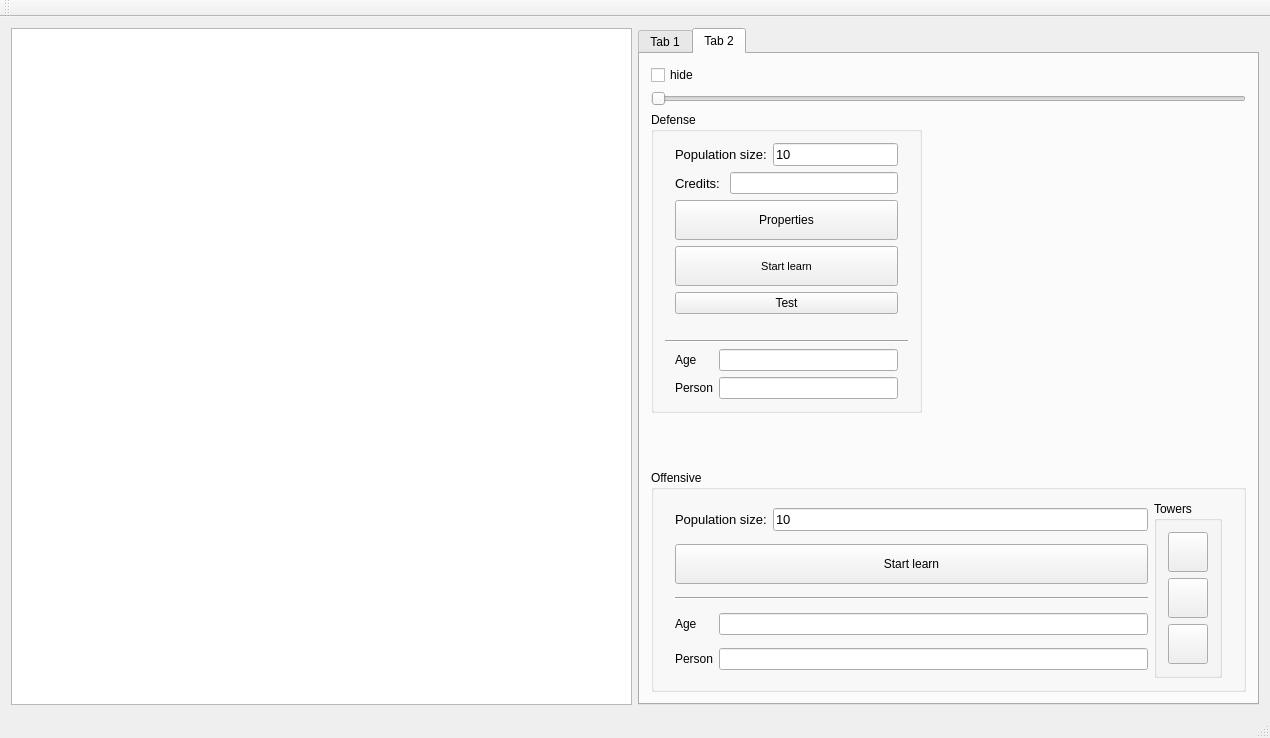
Above: mainwindow.ui from pierok/StarWarsTD before the change. Below: the same form after it.
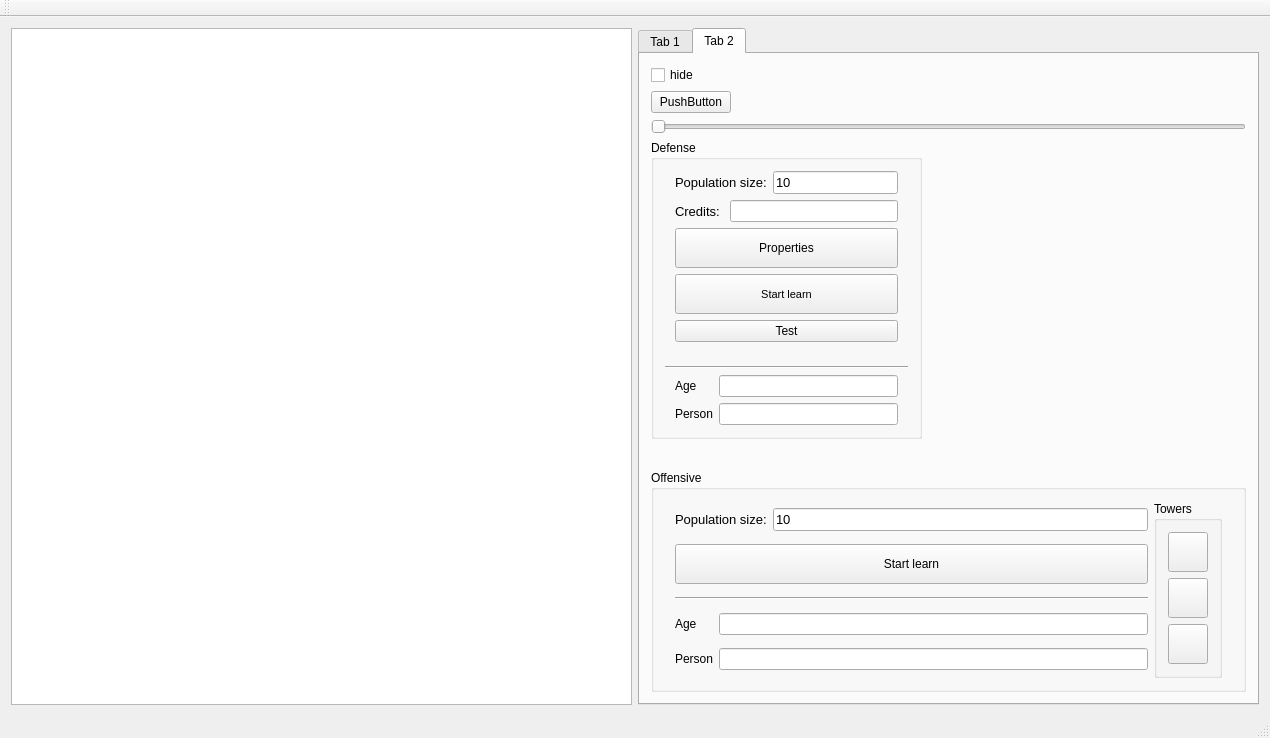
That is the form after the change. Custom widgets are drawn as their Qt base class.

```diff
--- a/mainwindow.ui
+++ b/mainwindow.ui
@@ -282,14 +282,14 @@
           </property>
          </widget>
         </item>
-        <item row="3" column="0" colspan="2">
+        <item row="4" column="0" colspan="2">
          <widget class="QSlider" name="horizontalSlider">
           <property name="orientation">
            <enum>Qt::Horizontal</enum>
           </property>
          </widget>
         </item>
-        <item row="4" column="0">
+        <item row="5" column="0">
          <widget class="QGroupBox" name="defenseBox">
           <property name="title">
            <string>Defense</string>
@@ -462,7 +462,7 @@
           </layout>
          </widget>
         </item>
-        <item row="5" column="0">
+        <item row="6" column="0">
          <spacer name="verticalSpacer_5">
           <property name="orientation">
            <enum>Qt::Vertical</enum>
@@ -475,7 +475,7 @@
           </property>
          </spacer>
         </item>
-        <item row="6" column="0" colspan="2">
+        <item row="7" column="0" colspan="2">
          <widget class="QGroupBox" name="OffensiveBox">
           <property name="title">
            <string>Offensive</string>
@@ -648,6 +648,13 @@
           </layout>
          </widget>
         </item>
+        <item row="3" column="0">
+         <widget class="QPushButton" name="startTimerButton">
+          <property name="text">
+           <string>PushButton</string>
+          </property>
+         </widget>
+        </item>
        </layout>
       </widget>
      </widget>
```
